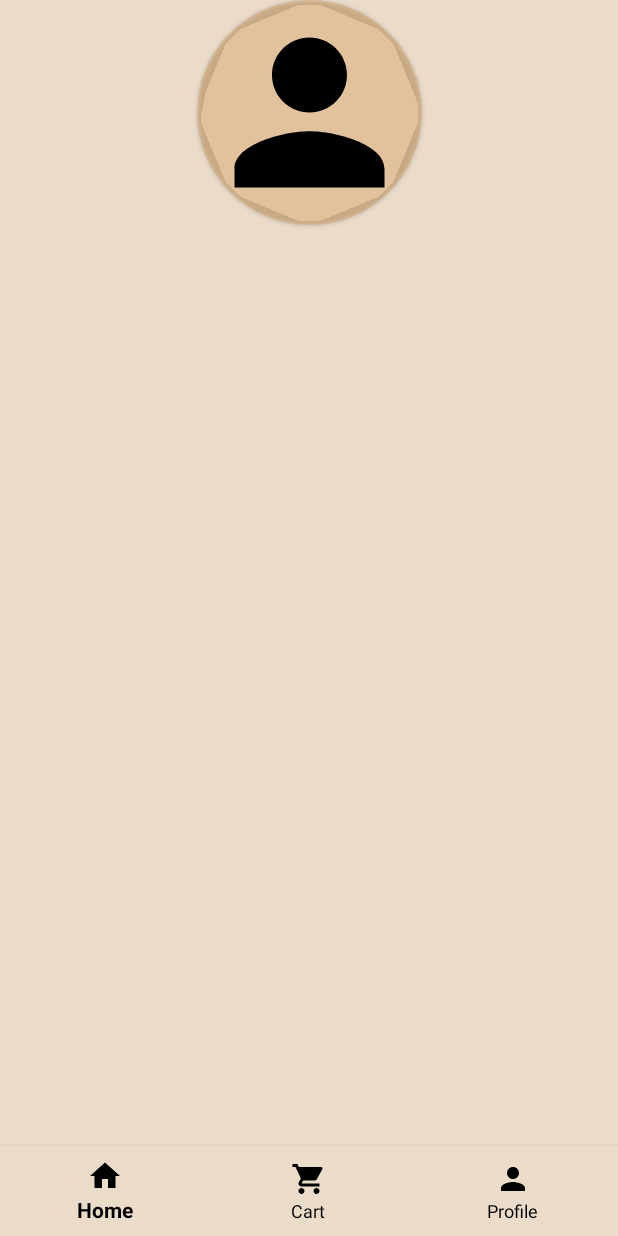
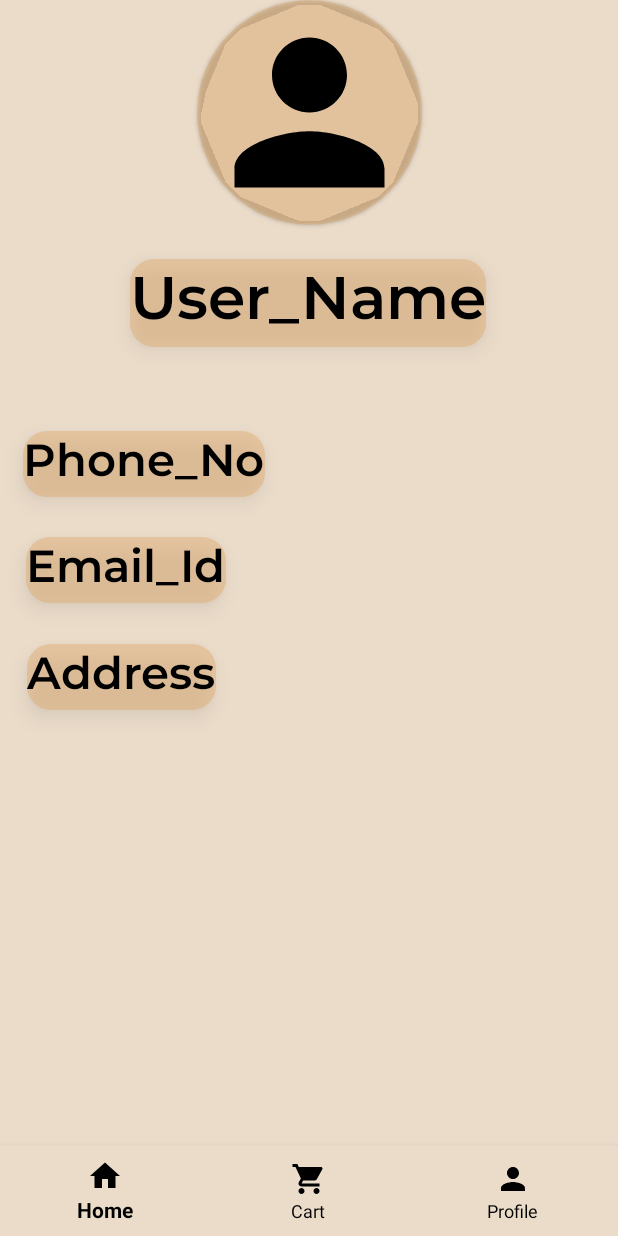
Before and after one commit to aryanmishra29/Gogreen, an Android app: the fragment ProfileFragment placed in its activity, on a phone screen of 412 x 824 dp. Run offline under Robolectric (Android 15) with nearby library versions, the phone set to English and light mode, and no system bars; our stand-ins replace Firebase (no records; nobody signed in at launch, a user with empty details on screens opened directly); libraries missing offline, so code that uses them is left out: com.codebyashish.autoimageslider; pictures from the network do not load; 6 statements that could not run were skipped.

Commit message:
Profile page updated

```diff
--- a/app/src/main/res/layout/fragment_profile.xml
+++ b/app/src/main/res/layout/fragment_profile.xml
@@ -12,22 +12,90 @@
         android:layout_height="match_parent"
         android:background="@color/colorSecondary"
         >
+
         <androidx.cardview.widget.CardView
+            android:id="@+id/cardView3"
             android:layout_width="wrap_content"
             android:layout_height="wrap_content"
+            android:backgroundTint="@color/colorSecondaryDark"
+            app:cardCornerRadius="80dp"
             app:layout_constraintEnd_toEndOf="parent"
-            app:cardCornerRadius="80dp"
             app:layout_constraintStart_toStartOf="parent"
-            android:backgroundTint="@color/colorSecondaryDark"
-            app:layout_constraintTop_toTopOf="parent" >
+            app:layout_constraintTop_toTopOf="parent">
+
             <ImageView
-            android:layout_width="150dp"
-            android:layout_height="150dp"
-            android:src="@drawable/person"
-            />
+                android:layout_width="150dp"
+                android:layout_height="150dp"
+                android:src="@drawable/person" />
         </androidx.cardview.widget.CardView>
 
+        <TextView
+            android:id="@+id/textView4"
+            android:layout_width="wrap_content"
+            android:layout_height="wrap_content"
+            android:layout_marginTop="15dp"
+            android:background="@drawable/edit_text_bg"
+            android:elevation="8dp"
+            android:fontFamily="@font/montserrat_semibold"
+            android:text="User_Name"
+            android:textColor="@color/black"
+            android:textSize="40sp"
+            app:layout_constraintBottom_toBottomOf="parent"
+            app:layout_constraintEnd_toEndOf="parent"
+            app:layout_constraintHorizontal_bias="0.498"
+            app:layout_constraintStart_toStartOf="parent"
+            app:layout_constraintTop_toBottomOf="@+id/cardView3"
+            app:layout_constraintVertical_bias="0.012">
+        </TextView>
 
+        <TextView
+            android:id="@+id/textView13"
+            android:layout_width="wrap_content"
+            android:layout_height="wrap_content"
+            android:background="@drawable/edit_text_bg"
+            android:elevation="8dp"
+            android:fontFamily="@font/montserrat_semibold"
+            android:text="Phone_No"
+            android:textColor="@color/black"
+            android:textSize="30sp"
+            app:layout_constraintBottom_toBottomOf="parent"
+            app:layout_constraintEnd_toEndOf="parent"
+            app:layout_constraintHorizontal_bias="0.062"
+            app:layout_constraintStart_toStartOf="parent"
+            app:layout_constraintTop_toBottomOf="@+id/textView4"
+            app:layout_constraintVertical_bias="0.102" />
+
+        <TextView
+            android:layout_width="wrap_content"
+            android:layout_height="wrap_content"
+            android:background="@drawable/edit_text_bg"
+            android:elevation="8dp"
+            android:fontFamily="@font/montserrat_semibold"
+            android:text="Email_Id"
+            android:textColor="@color/black"
+            android:textSize="30sp"
+            app:layout_constraintBottom_toBottomOf="parent"
+            app:layout_constraintEnd_toEndOf="parent"
+            app:layout_constraintHorizontal_bias="0.062"
+            app:layout_constraintStart_toStartOf="parent"
+            app:layout_constraintTop_toBottomOf="@+id/textView13"
+            app:layout_constraintVertical_bias="0.06" />
+
+        <TextView
+            android:layout_width="wrap_content"
+            android:layout_height="wrap_content"
+            android:background="@drawable/edit_text_bg"
+            android:elevation="8dp"
+            android:fontFamily="@font/montserrat_semibold"
+            android:text="Address"
+            android:textColor="@color/black"
+            android:textSize="30sp"
+            app:layout_constraintBottom_toBottomOf="parent"
+            app:layout_constraintEnd_toEndOf="parent"
+            app:layout_constraintHorizontal_bias="0.062"
+            app:layout_constraintStart_toStartOf="parent"
+            app:layout_constraintTop_toBottomOf="@+id/textView13"
+            app:layout_constraintVertical_bias="0.218" />
     </androidx.constraintlayout.widget.ConstraintLayout>
 
 </FrameLayout>
```
